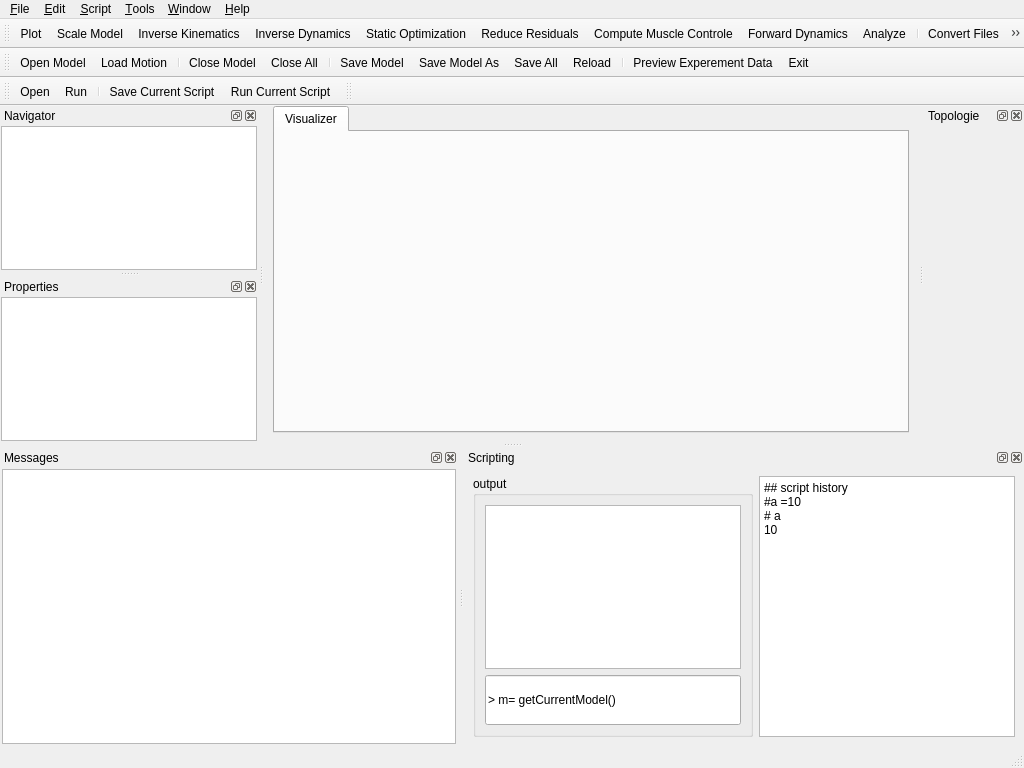
Qt form Gui/vsWidgets/vsMainWindow.ui (ia-dev/opensimQt) before a commit.
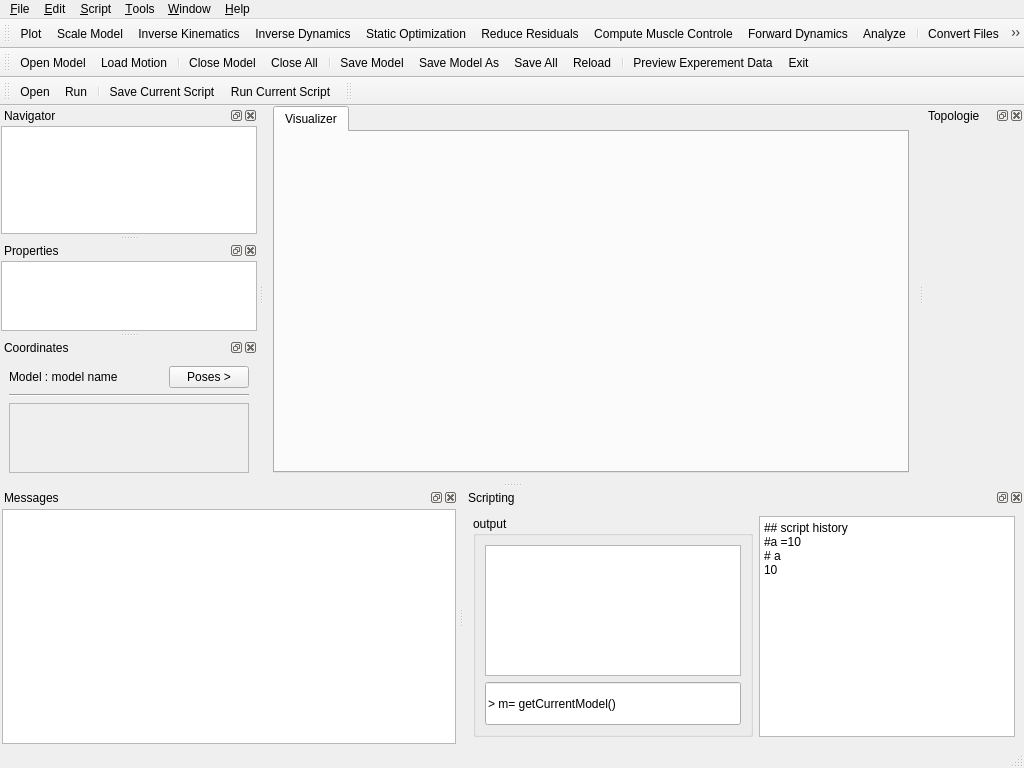
The same form after that commit. Icons and pictures are not drawn. Custom widgets are drawn as their Qt base class.

```diff
--- a/Gui/vsWidgets/vsMainWindow.ui
+++ b/Gui/vsWidgets/vsMainWindow.ui
@@ -589,6 +589,73 @@
     <bool>false</bool>
    </attribute>
   </widget>
+  <widget class="QDockWidget" name="coordinatesDock">
+   <property name="windowTitle">
+    <string>Coordinates</string>
+   </property>
+   <attribute name="dockWidgetArea">
+    <number>1</number>
+   </attribute>
+   <widget class="QWidget" name="dockWidgetContents_2">
+    <layout class="QVBoxLayout" name="verticalLayout_5">
+     <item>
+      <layout class="QHBoxLayout" name="headerLayout">
+       <item>
+        <widget class="QLabel" name="modelLabel">
+         <property name="text">
+          <string>Model : model name</string>
+         </property>
+        </widget>
+       </item>
+       <item>
+        <spacer name="horizontalSpacer">
+         <property name="orientation">
+          <enum>Qt::Horizontal</enum>
+         </property>
+         <property name="sizeHint" stdset="0">
+          <size>
+           <width>40</width>
+           <height>20</height>
+          </size>
+         </property>
+        </spacer>
+       </item>
+       <item>
+        <widget class="QPushButton" name="posesButton">
+         <property name="text">
+          <string>Poses &gt;</string>
+         </property>
+        </widget>
+       </item>
+      </layout>
+     </item>
+     <item>
+      <widget class="Line" name="line">
+       <property name="orientation">
+        <enum>Qt::Horizontal</enum>
+       </property>
+      </widget>
+     </item>
+     <item>
+      <widget class="QScrollArea" name="scrollArea">
+       <property name="widgetResizable">
+        <bool>true</bool>
+       </property>
+       <widget class="QWidget" name="scrollAreaWidgetContents">
+        <property name="geometry">
+         <rect>
+          <x>0</x>
+          <y>0</y>
+          <width>271</width>
+          <height>68</height>
+         </rect>
+        </property>
+       </widget>
+      </widget>
+     </item>
+    </layout>
+   </widget>
+  </widget>
   <action name="actionOpen_Model">
    <property name="icon">
     <iconset resource="../resource.qrc">
```
Left out of the diff: 17 changed lines with no effect on the pictures.
